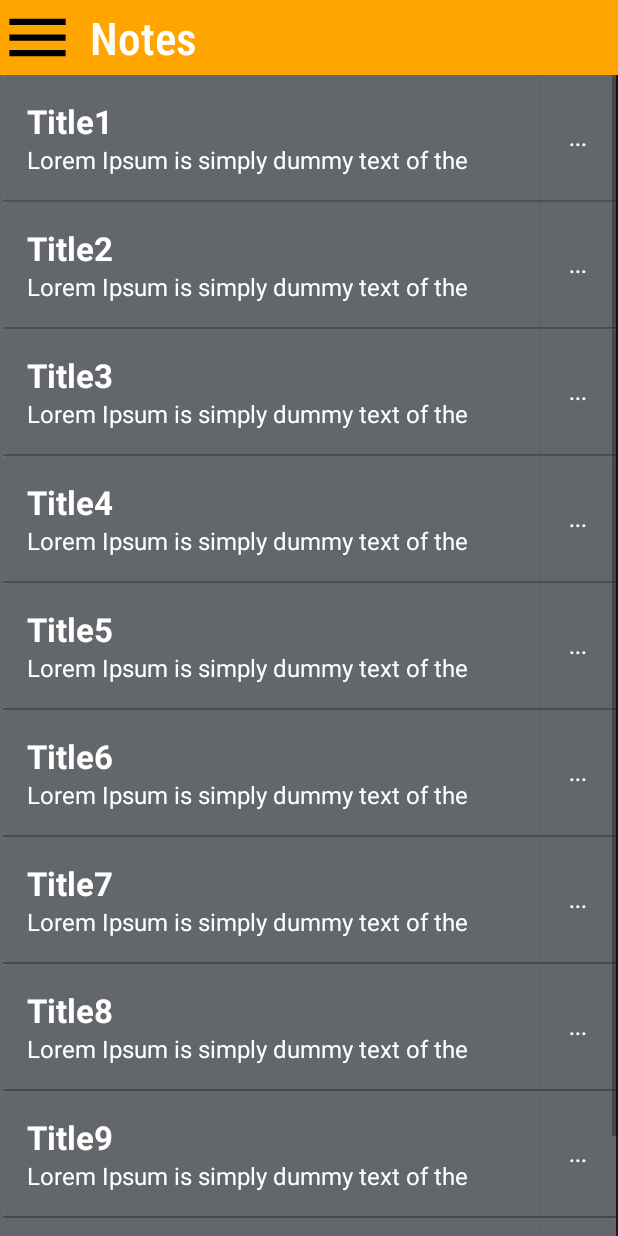
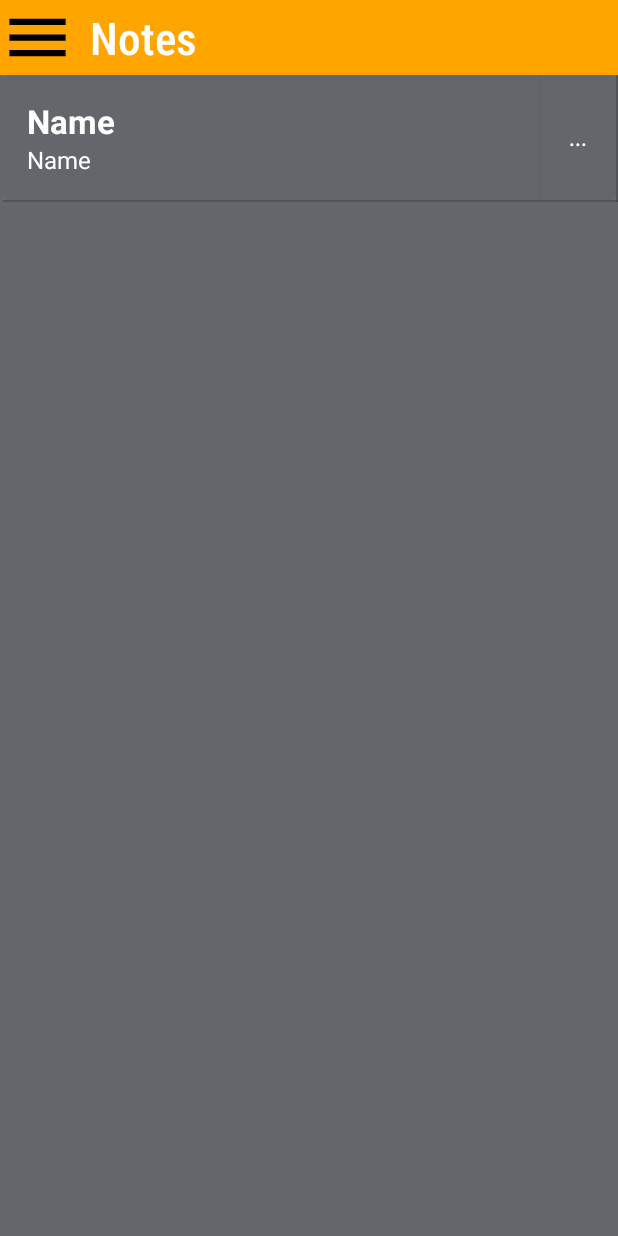
Before and after one commit to agr-shubham/NotesApp, an Android app: the ListNotesActivity screen opened directly, with no data from a screen before it, on a phone screen of 412 x 824 dp. Run offline under Robolectric (Android 15) with nearby library versions, the phone set to English and light mode, and no system bars; our stand-ins replace Room's generated code.

Commit message:
Added save fuctionality

```diff
--- a/app/src/main/java/com/shubham/notes/UI/activities/HomeActivity.kt
+++ b/app/src/main/java/com/shubham/notes/UI/activities/HomeActivity.kt
@@ -8,6 +8,7 @@ import android.util.Log
 import android.view.View
 import android.widget.EditText
 import android.widget.ImageButton
+import android.widget.Toast
 import androidx.appcompat.app.AppCompatActivity
 import com.shubham.notes.R
 import androidx.activity.viewModels
@@ -38,9 +39,11 @@ class HomeActivity : AppCompatActivity(), View.OnClickListener {
         saveButton.setOnClickListener(this)
 
         noteContentEditText = findViewById<EditText>(R.id.note_content) as EditText
-        notesViewModel.allWords.observe(this@HomeActivity) { notes ->
-
-        }
+//        notesViewModel.allWords.observe(this@HomeActivity) { notes ->
+//            Log.d("Note Created","Note Created")
+//            Toast.makeText(this,"Note Created",Toast.LENGTH_LONG).show()
+//
+//        }
 
     }
 
--- a/app/src/main/java/com/shubham/notes/UI/activities/ListNotesActivity.kt
+++ b/app/src/main/java/com/shubham/notes/UI/activities/ListNotesActivity.kt
@@ -2,17 +2,30 @@ package com.shubham.notes.UI.activities
 
 import android.app.Activity
 import android.os.Bundle
+import android.util.Log
 import android.widget.ImageButton
+import android.widget.Toast
+import androidx.activity.viewModels
 import androidx.appcompat.app.AppCompatActivity
+import androidx.lifecycle.LiveData
+import androidx.lifecycle.asLiveData
 import androidx.recyclerview.widget.DividerItemDecoration
 import androidx.recyclerview.widget.LinearLayoutManager
 import androidx.recyclerview.widget.RecyclerView
 import com.shubham.notes.R
 import com.shubham.notes.UI.activities.adapters.ListNotesAdapter
+import com.shubham.notes.UI.activities.dao.NotesViewModel
+import com.shubham.notes.UI.activities.dao.NotesViewModelFactory
 import com.shubham.notes.UI.activities.entity.Notes
 
 class ListNotesActivity : AppCompatActivity(){
 
+    private val notesViewModel: NotesViewModel by viewModels {
+
+        NotesViewModelFactory((application as NotesApplication).repository)
+        // in turn calls
+        //  WordRepository(database.wordDao())
+    }
     override fun onCreate(savedInstanceState: Bundle?) {
         super.onCreate(savedInstanceState)
         setContentView(R.layout.activity_list_notes)
@@ -20,18 +33,10 @@ class ListNotesActivity : AppCompatActivity(){
 
         var recyclerView = findViewById<RecyclerView>(R.id.recyclerView1) as RecyclerView
         recyclerView.addItemDecoration(DividerItemDecoration(this, 0));
-        val notesList = arrayOf<Notes>(
-            Notes("Title1","Lorem Ipsum is simply dummy text of the printing and typesetting industry. Lorem Ipsum has been the industry's standard dummy text ever since the 1500s, when an unknown printer took a galley of type and scrambled it to make a type specimen book. It has survived not only five centuries, but also the leap into electronic typesetting, remaining essentially unchanged.",0,0),
-            Notes("Title2","Lorem Ipsum is simply dummy text of the printing and typesetting industry. Lorem Ipsum has been the industry's standard dummy text ever since the 1500s, when an unknown printer took a galley of type and scrambled it to make a type specimen book. It has survived not only five centuries, but also the leap into electronic typesetting, remaining essentially unchanged.",0,0),
-            Notes("Title3","Lorem Ipsum is simply dummy text of the printing and typesetting industry. Lorem Ipsum has been the industry's standard dummy text ever since the 1500s, when an unknown printer took a galley of type and scrambled it to make a type specimen book. It has survived not only five centuries, but also the leap into electronic typesetting, remaining essentially unchanged.",0,0),
-            Notes("Title4","Lorem Ipsum is simply dummy text of the printing and typesetting industry. Lorem Ipsum has been the industry's standard dummy text ever since the 1500s, when an unknown printer took a galley of type and scrambled it to make a type specimen book. It has survived not only five centuries, but also the leap into electronic typesetting, remaining essentially unchanged.",0,0),
-            Notes("Title5","Lorem Ipsum is simply dummy text of the printing and typesetting industry. Lorem Ipsum has been the industry's standard dummy text ever since the 1500s, when an unknown printer took a galley of type and scrambled it to make a type specimen book. It has survived not only five centuries, but also the leap into electronic typesetting, remaining essentially unchanged.",0,0),
-            Notes("Title6","Lorem Ipsum is simply dummy text of the printing and typesetting industry. Lorem Ipsum has been the industry's standard dummy text ever since the 1500s, when an unknown printer took a galley of type and scrambled it to make a type specimen book. It has survived not only five centuries, but also the leap into electronic typesetting, remaining essentially unchanged.",0,0),
-            Notes("Title7","Lorem Ipsum is simply dummy text of the printing and typesetting industry. Lorem Ipsum has been the industry's standard dummy text ever since the 1500s, when an unknown printer took a galley of type and scrambled it to make a type specimen book. It has survived not only five centuries, but also the leap into electronic typesetting, remaining essentially unchanged.",0,0),
-            Notes("Title8","Lorem Ipsum is simply dummy text of the printing and typesetting industry. Lorem Ipsum has been the industry's standard dummy text ever since the 1500s, when an unknown printer took a galley of type and scrambled it to make a type specimen book. It has survived not only five centuries, but also the leap into electronic typesetting, remaining essentially unchanged.",0,0),
-            Notes("Title9","Lorem Ipsum is simply dummy text of the printing and typesetting industry. Lorem Ipsum has been the industry's standard dummy text ever since the 1500s, when an unknown printer took a galley of type and scrambled it to make a type specimen book. It has survived not only five centuries, but also the leap into electronic typesetting, remaining essentially unchanged.",0,0),
-            Notes("Title10","Lorem Ipsum is simply dummy text of the printing and typesetting industry. Lorem Ipsum has been the industry's standard dummy text ever since the 1500s, when an unknown printer took a galley of type and scrambled it to make a type specimen book. It has survived not only five centuries, but also the leap into electronic typesetting, remaining essentially unchanged.",0,0),
-        )
+//        val notesListLD: LiveData<List<Notes>> = (application as NotesApplication).repository.allWords
+        val notesList = listOf<Notes>()
+
+
 
         var buttonListNotes : ImageButton = findViewById<ImageButton>(R.id.nav_button) as ImageButton
 
@@ -42,11 +47,19 @@ class ListNotesActivity : AppCompatActivity(){
         recyclerView.layoutManager = LinearLayoutManager(this);//,LinearLayout.VERTICAL,false)
         recyclerView.addItemDecoration(DividerItemDecoration(this, DividerItemDecoration.VERTICAL))
 
+        val adapter =  ListNotesAdapter();
 
-        recyclerView.adapter = ListNotesAdapter(notesList)
+        recyclerView.adapter = adapter
 
         recyclerView.setHasFixedSize(true)
-
+        notesViewModel.allWords.observe(this@ListNotesActivity) { notes ->
+            notes?.let {
+                adapter.updateList(it)
+            }
+        }
+        notesList.forEach {
+            notesViewModel.insert(it)
+        }
     }
 
 
--- a/app/src/main/java/com/shubham/notes/UI/activities/adapters/ListNotesAdapter.kt
+++ b/app/src/main/java/com/shubham/notes/UI/activities/adapters/ListNotesAdapter.kt
@@ -1,5 +1,6 @@
 package com.shubham.notes.UI.activities.adapters
 
+import android.util.Log
 import android.view.LayoutInflater
 import android.view.View
 import android.view.ViewGroup
@@ -9,11 +10,12 @@ import com.shubham.notes.R
 import com.shubham.notes.UI.activities.entity.Notes
 import java.lang.Integer.min
 
-class ListNotesAdapter(private var notes: Array<Notes>) : RecyclerView.Adapter<ListNotesAdapter.ViewHolder>(){
+class ListNotesAdapter() : RecyclerView.Adapter<ListNotesAdapter.ViewHolder>(){
+    private val notes = ArrayList<Notes>();
     inner  class ViewHolder( itemView : View): RecyclerView.ViewHolder(itemView){
+        val titleTv : TextView = itemView.findViewById(R.id.note_title)
         // 11cf  inflated memory
 
-        val titleTv : TextView = itemView.findViewById(R.id.note_title)
         val noteFirstLineTv: TextView = itemView.findViewById(R.id.note_first_line)
 //
 //        init {
@@ -32,6 +34,16 @@ class ListNotesAdapter(private var notes: Array<Notes>) : RecyclerView.Adapter<L
 //        }
 
 
+    }
+
+    fun updateList(newList:List<Notes>)
+    {
+        Log.i("List Changed", "updateList: $newList")
+        notes.clear()
+
+        notes.addAll(newList)
+        //notify data change
+        notifyDataSetChanged()
     }
 
     // MainActivity ( context ) -> member of mainactivity ViewGroup.context
--- a/app/src/main/java/com/shubham/notes/UI/activities/dao/NotesDao.kt
+++ b/app/src/main/java/com/shubham/notes/UI/activities/dao/NotesDao.kt
@@ -1,5 +1,6 @@
 package com.shubham.notes.UI.activities.dao
 
+import androidx.lifecycle.LiveData
 import androidx.room.Dao
 import androidx.room.Insert
 import androidx.room.OnConflictStrategy
@@ -10,7 +11,7 @@ import kotlinx.coroutines.flow.Flow
 @Dao
 interface NotesDao {
     @Query("SELECT * FROM notes_table ORDER BY title ASC")
-    fun getAlphabetizedNotes(): Flow<List<Notes>>
+    fun getAlphabetizedNotes(): LiveData<List<Notes>>
 
     @Insert(onConflict = OnConflictStrategy.REPLACE)
     suspend fun insert(word: Notes)
--- a/app/src/main/java/com/shubham/notes/UI/activities/dao/NotesRepository.kt
+++ b/app/src/main/java/com/shubham/notes/UI/activities/dao/NotesRepository.kt
@@ -1,6 +1,7 @@
 package com.shubham.notes.UI.activities.dao
 
 import androidx.annotation.WorkerThread
+import androidx.lifecycle.LiveData
 import com.shubham.notes.UI.activities.dao.NotesDao
 import com.shubham.notes.UI.activities.entity.Notes
 import kotlinx.coroutines.flow.Flow
@@ -9,7 +10,7 @@ class NotesRepository(private val notesDao: NotesDao) {
 
     // Room executes all queries on a separate thread.
     // Observed Flow will notify the observer when the data has changed.
-    val allWords: Flow<List<Notes>> = notesDao.getAlphabetizedNotes()
+    val allWords: LiveData<List<Notes>> = notesDao.getAlphabetizedNotes() as LiveData<List<Notes>>
 
     // By default Room runs suspend queries off the main thread, therefore, we don't need to
     // implement anything else to ensure we're not doing long running database work
--- a/app/src/main/java/com/shubham/notes/UI/activities/dao/NotesViewModel.kt
+++ b/app/src/main/java/com/shubham/notes/UI/activities/dao/NotesViewModel.kt
@@ -10,7 +10,7 @@ class NotesViewModel(private val repository: NotesRepository) : ViewModel() {
     // - We can put an observer on the data (instead of polling for changes) and only update the
     //   the UI when the data actually changes.
     // - Repository is completely separated from the UI through the ViewModel.
-    val allWords: LiveData<List<Notes>> = repository.allWords.asLiveData()
+    val allWords: LiveData<List<Notes>> = repository.allWords
 
     /**
      * Launching a new coroutine to insert the data in a non-blocking way
--- /dev/null
+++ b/app/src/main/res/drawable/ic_baseline_arrow_back_24.xml
@@ -0,0 +1,5 @@
+<vector android:height="24dp" android:tint="#000000"
+    android:viewportHeight="24" android:viewportWidth="24"
+    android:width="24dp" xmlns:android="http://schemas.android.com/apk/res/android">
+    <path android:fillColor="@android:color/white" android:pathData="M20,11H7.83l5.59,-5.59L12,4l-8,8 8,8 1.41,-1.41L7.83,13H20v-2z"/>
+</vector>
--- a/app/src/main/res/layout/home.xml
+++ b/app/src/main/res/layout/home.xml
@@ -16,7 +16,7 @@
             android:adjustViewBounds="true"
             android:scaleType="fitCenter"
             android:background="@color/orange"
-            android:src="@drawable/ic_navigation_more"
+            android:src="@drawable/ic_baseline_arrow_back_24"
             app:layout_constraintStart_toStartOf="parent"
             app:layout_constraintTop_toTopOf="parent" />
 
```
